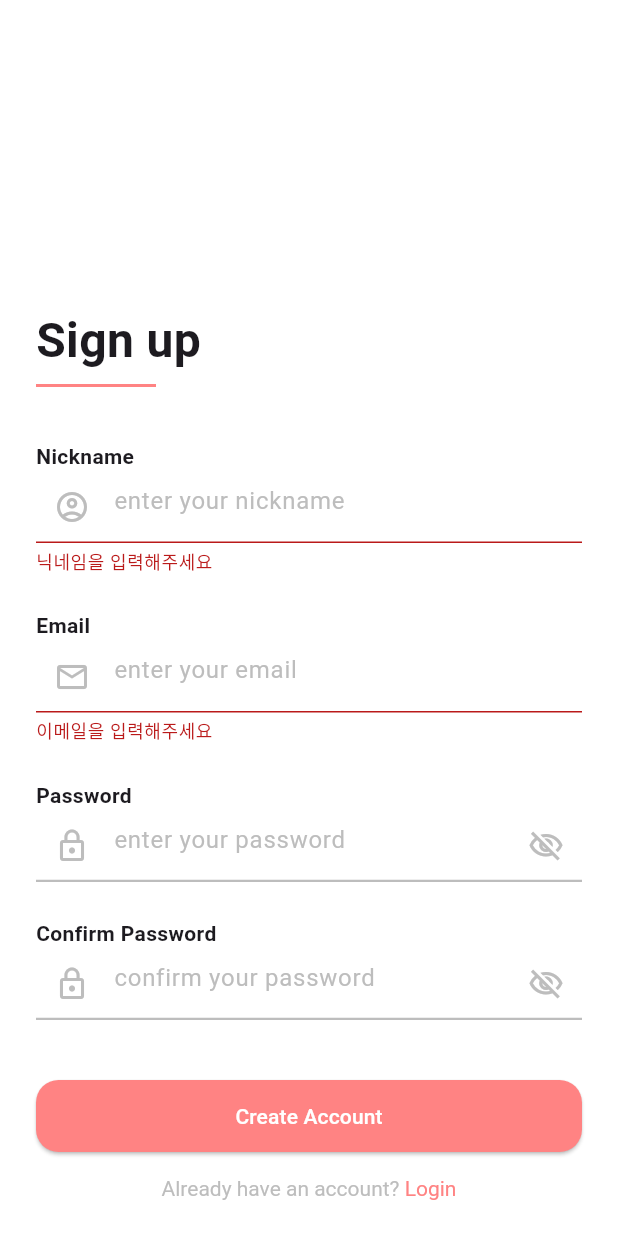
After one commit to banana-madcamp/banana, a Flutter app: the SignupView screen opened directly, after a tap on "Create Account", on a phone screen of 412 x 824 dp. The commit adds this screen. Run offline on Flutter 3.47's test engine with Material 3 defaults, Android fonts, the phone set to English and light mode, and no system bars; our stand-ins replace firebase_core; accounts and stored records are empty.

Commit message:
signin, signup

```diff
--- /dev/null
+++ b/lib/login/signup_view.dart
@@ -0,0 +1,202 @@
+import 'package:banana/utils/values/app_colors.dart';
+import 'package:banana/utils/values/app_icons.dart';
+import 'package:flutter/gestures.dart';
+import 'package:flutter/material.dart';
+
+class SignupView extends StatefulWidget {
+  const SignupView({super.key});
+
+  @override
+  State<SignupView> createState() => _SignupViewState();
+}
+
+class _SignupViewState extends State<SignupView> {
+  final _formKey = GlobalKey<FormState>();
+  final nicknameController = TextEditingController();
+  final emailController = TextEditingController();
+  final passwordController = TextEditingController();
+  final confirmController = TextEditingController();
+
+  bool _isObscured = true;
+  bool _isConfirmObscured = true;
+
+  @override
+  Widget build(BuildContext context) {
+    return Scaffold(
+      backgroundColor: AppColors.white,
+      body: SafeArea(
+        child: Padding(
+          padding: const EdgeInsets.symmetric(horizontal: 24, vertical: 24),
+          child: Form(
+            key: _formKey,
+            child: Column(
+              children: [
+                const Spacer(),
+
+                const Align(
+                  alignment: Alignment.centerLeft,
+                  child: Text("Sign up",
+                    style: TextStyle(fontSize: 32, fontWeight:FontWeight.w700)),
+                ),
+                const SizedBox(height: 6),
+                Align(
+                  alignment: Alignment.centerLeft,
+                  child: Container(height: 2, width: 80, color: AppColors.primary),
+                ),
+                const SizedBox(height: 36),
+
+                const Align(
+                  alignment: Alignment.centerLeft,
+                  child: Text("Nickname", style: TextStyle(fontWeight: FontWeight.w600)),
+                ),
+                TextFormField(
+                  controller: nicknameController,
+                  decoration: const InputDecoration(
+                    hintText: "enter your nickname",
+                    hintStyle: TextStyle(color: AppColors.gray),
+                    prefixIcon: Icon(AppIcons.profile, color: AppColors.gray),
+                    enabledBorder: UnderlineInputBorder(
+                      borderSide: BorderSide(color: AppColors.gray, width: 1.5),
+                    ),
+                    focusedBorder: UnderlineInputBorder(
+                      borderSide: BorderSide(color: AppColors.primary, width: 2),
+                    ),
+                  ),
+                  validator: (value) =>
+                    value == null || value.isEmpty ? '닉네임을 입력해주세요' : null,
+                ),
+                const SizedBox(height: 24),
+
+                const Align(
+                  alignment: Alignment.centerLeft,
+                  child: Text("Email", style: TextStyle(fontWeight: FontWeight.w600)),
+                ),
+                TextFormField(
+                  controller: emailController,
+                  decoration: const InputDecoration(
+                    hintText: "enter your email",
+                    hintStyle: TextStyle(color: AppColors.gray),
+                    prefixIcon: Icon(AppIcons.email, color: AppColors.gray),
+                    enabledBorder: UnderlineInputBorder(
+                      borderSide: BorderSide(color: AppColors.gray, width: 1.5),
+                    ),
+                    focusedBorder: UnderlineInputBorder(
+                      borderSide: BorderSide(color: AppColors.primary, width: 2),
+                    ),
+                  ),
+                  validator: (value) {
+                    if (value == null || value.isEmpty) return '이메일을 입력해주세요';
+                    if (!value.contains('@')) return '유효한 이메일 형식이 아닙니다';
+                    return null;
+                  },
+                ),
+                const SizedBox(height: 24),
+
+                const Align(
+                  alignment: Alignment.centerLeft,
+                  child: Text("Password", style: TextStyle(fontWeight: FontWeight.w600)),
+                ),
+                TextFormField(
+                  controller: passwordController,
+                  obscureText: _isObscured,
+                  decoration: InputDecoration(
+                    hintText: "enter your password",
+                    hintStyle: const TextStyle(color: AppColors.gray),
+                    prefixIcon: const Icon(AppIcons.password, color: AppColors.gray),
+                    suffixIcon: IconButton(
+                      onPressed: () => setState(() => _isObscured = !_isObscured),
+                      icon: Icon(
+                        _isObscured ? AppIcons.invisible : AppIcons.visible,
+                        color: AppColors.gray,
+                      ),
+                    ),
+                    enabledBorder: const UnderlineInputBorder(
+                      borderSide: BorderSide(color: AppColors.gray, width: 1.5),
+                    ),
+                    focusedBorder: const UnderlineInputBorder(
+                      borderSide: BorderSide(color: AppColors.primary, width: 2),
+                    ),
+                  ),
+                ),
+                const SizedBox(height: 24),
+
+                const Align(
+                  alignment: Alignment.centerLeft,
+                  child: Text("Confirm Password", style: TextStyle(fontWeight: FontWeight.w600)),
+                ),
+                TextFormField(
+                  controller: confirmController,
+                  obscureText: _isConfirmObscured,
+                  decoration: InputDecoration(
+                    hintText: "confirm your password",
+                    hintStyle: const TextStyle(color: AppColors.gray),
+                    prefixIcon: const Icon(AppIcons.password, color: AppColors.gray),
+                    suffixIcon: IconButton(
+                      onPressed: () =>
+                          setState(() => _isConfirmObscured = !_isConfirmObscured),
+                      icon: Icon(
+                        _isConfirmObscured ? AppIcons.invisible : AppIcons.visible,
+                        color: AppColors.gray,
+                      ),
+                    ),
+                    enabledBorder: const UnderlineInputBorder(
+                      borderSide: BorderSide(color: AppColors.gray, width: 1.5),
+                    ),
+                    focusedBorder: const UnderlineInputBorder(
+                      borderSide: BorderSide(color: AppColors.primary, width: 2),
+                    ),
+                  ),
+                  validator: (value) {
+                    if (value != passwordController.text) {
+                      return '비밀번호가 일치하지 않습니다';
+                    }
+                    return null;
+                  },
+                ),
+
+                const SizedBox(height: 40),
+
+                ElevatedButton(onPressed: () {
+                  if (_formKey.currentState!.validate()) {}
+                },
+                style: ElevatedButton.styleFrom(
+                  backgroundColor: AppColors.primary,
+                  minimumSize: const Size.fromHeight(48),
+                  shape: RoundedRectangleBorder(
+                    borderRadius: BorderRadius.circular(15),
+                  ),
+                ),
+                child: const Text("Create Account",
+                    style: TextStyle(color: AppColors.white)),
+              ),
+              const SizedBox(height: 16),
+
+              Center(
+                child: RichText(
+                  text: TextSpan(
+                    text: "Already have an account? ",
+                    style: const TextStyle(color: AppColors.gray),
+                    children: [
+                      TextSpan(
+                        text: "Login",
+                        style: const TextStyle(
+                          color: AppColors.primary,
+                          fontWeight: FontWeight.w400,
+                        ),
+                        recognizer: TapGestureRecognizer()
+                          ..onTap = () {
+                            Navigator.pop(context);
+                          }
+                        ),
+                      ],
+                    ),
+                  ),
+                ),
+              ],
+            ),
+          ),
+        ),
+      ),
+    );
+  }
+}
```
Also changed, not shown: lib/login/signin_view.dart (+111 -25 lines).
